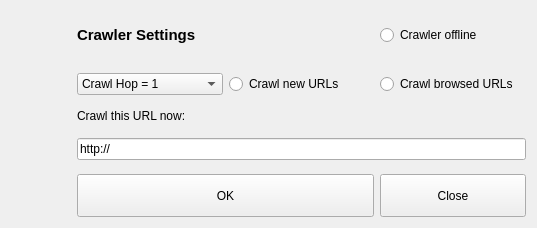
The window that ui/crawler-settings.ui (berndhs/arado) describes before a commit, drawn with Qt 5.
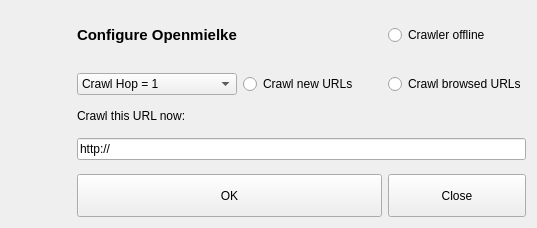
The same window after the commit. Icons and pictures are not drawn.

Commit message: term openmielke added to gui, from http://sf.net/projects/openmielke

```diff
--- a/ui/crawler-settings.ui
+++ b/ui/crawler-settings.ui
@@ -215,7 +215,7 @@
       </font>
      </property>
      <property name="text">
-      <string>Crawler Settings</string>
+      <string>Configure Openmielke</string>
      </property>
     </widget>
    </item>
```
Left out of the diff: 4 changed lines with no effect on the pictures. The commit also changes 1 other file.
